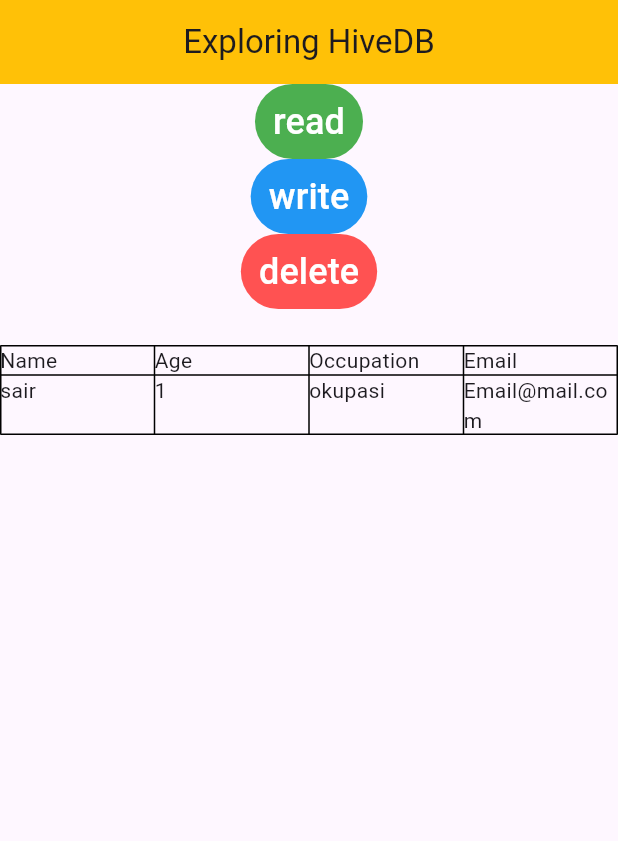
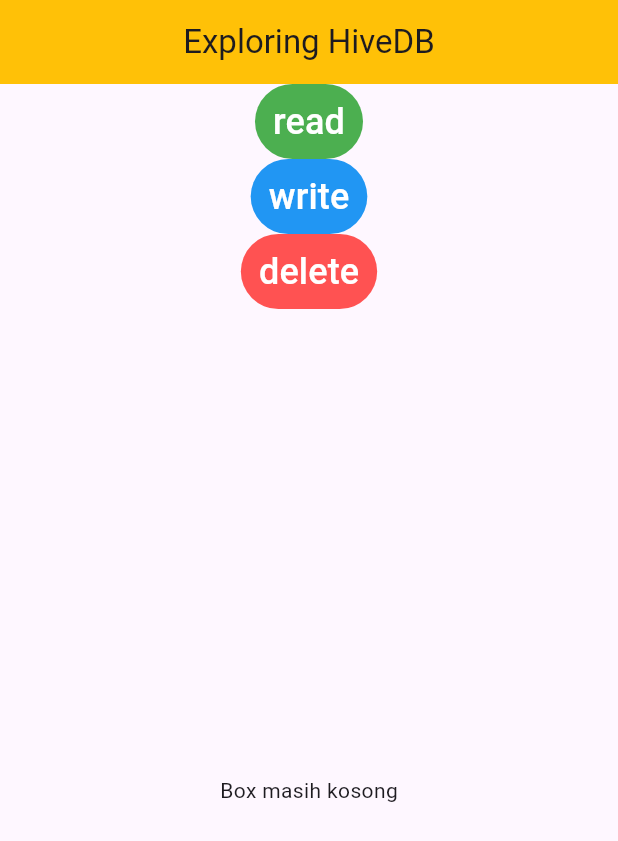
Before and after one commit to duevanofairuz/mobile-programming-tugas-2, a Flutter app: the screen it shows after launch, on a phone screen of 412 x 824 dp. Shown: the top 841 px of the screen. Run offline on Flutter 3.47's test engine with Material 3 defaults, Android fonts, the phone set to English and light mode, and no system bars; our stand-ins replace hive, hive_flutter; accounts and stored records are empty.

Commit message:
done mapping hivedb ke dynamic table, bare minimum completed

```diff
--- a/lib/main.dart
+++ b/lib/main.dart
@@ -170,26 +170,74 @@ class _HomeState extends State<Home> {
                 )
             ),
             SizedBox(height: 24,),
-            Table(
+            // DYNAMIC TABLE
+            Expanded(
+              child: ValueListenableBuilder<Box<User>>(
+                valueListenable: _box.listenable(),
+                builder: (context, box, _) {
+                  // jika kosong, tampilkan pesan
+                  if (box.isEmpty) {
+                    return const Center(child: Text("Box masih kosong"));
+                  }
+
+                  // ambil semua User sebagai List
+                  final users = box.values.toList();
+
+                  return SingleChildScrollView(
+                    scrollDirection: Axis.horizontal,
+                    child: Table(
                       border: TableBorder.all(),
+                      defaultColumnWidth: const IntrinsicColumnWidth(),
                       children: [
+                        // HEADER ROW
+                        const TableRow(
+                          decoration: BoxDecoration(color: Colors.grey),
+                          children: [
+                            Padding(
+                              padding: EdgeInsets.all(8),
+                              child: Text("Name", style: TextStyle(fontWeight: FontWeight.bold)),
+                            ),
+                            Padding(
+                              padding: EdgeInsets.all(8),
+                              child: Text("Age", style: TextStyle(fontWeight: FontWeight.bold)),
+                            ),
+                            Padding(
+                              padding: EdgeInsets.all(8),
+                              child: Text("Occupation", style: TextStyle(fontWeight: FontWeight.bold)),
+                            ),
+                            Padding(
+                              padding: EdgeInsets.all(8),
+                              child: Text("Email", style: TextStyle(fontWeight: FontWeight.bold)),
+                            ),
+                          ],
+                        ),
+                        // DATA ROWS
+                        for (var user in users)
                           TableRow(
                             children: [
-                    Text("Name"),
-                    Text("Age"),
-                    Text("Occupation"),
-                    Text("Email"),
-                  ]
+                              Padding(
+                                padding: const EdgeInsets.all(8),
+                                child: Text(user.name),
                               ),
-                TableRow(
-                  children: [
-                    Text("sair"),
-                    Text("1"),
-                    Text("okupasi"),
-                    Text("Email@mail.com"),
-                  ]
-                )
+                              Padding(
+                                padding: const EdgeInsets.all(8),
+                                child: Text(user.age.toString()),
+                              ),
+                              Padding(
+                                padding: const EdgeInsets.all(8),
+                                child: Text(user.occupation),
+                              ),
+                              Padding(
+                                padding: const EdgeInsets.all(8),
+                                child: Text(user.email),
+                              ),
                             ],
+                          ),
+                      ],
+                    ),
+                  );
+                },
+              ),
             ),
           ],
         ),
```
Lines whose indentation alone changed are shown as unchanged.
